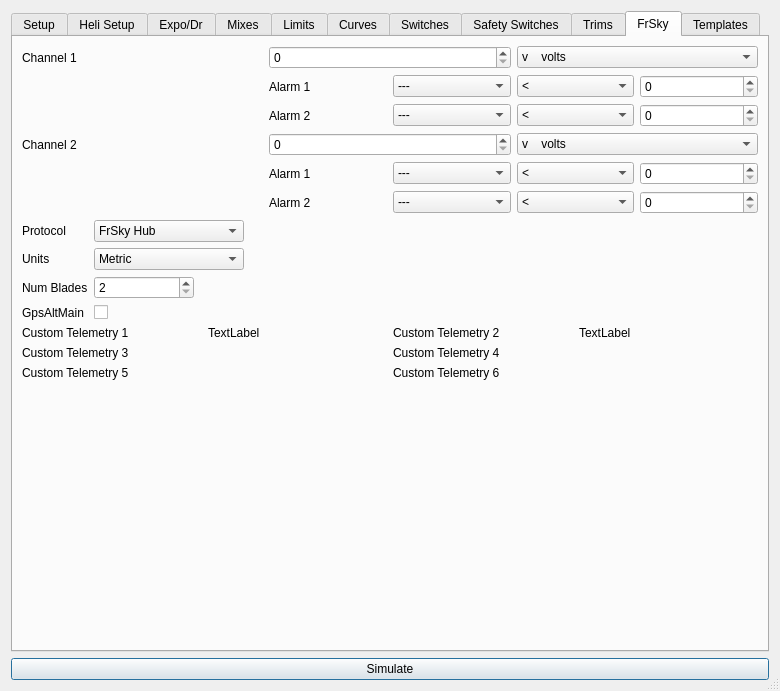
Old version of the form src/modeledit.ui in the repository xhorizont/eepe.
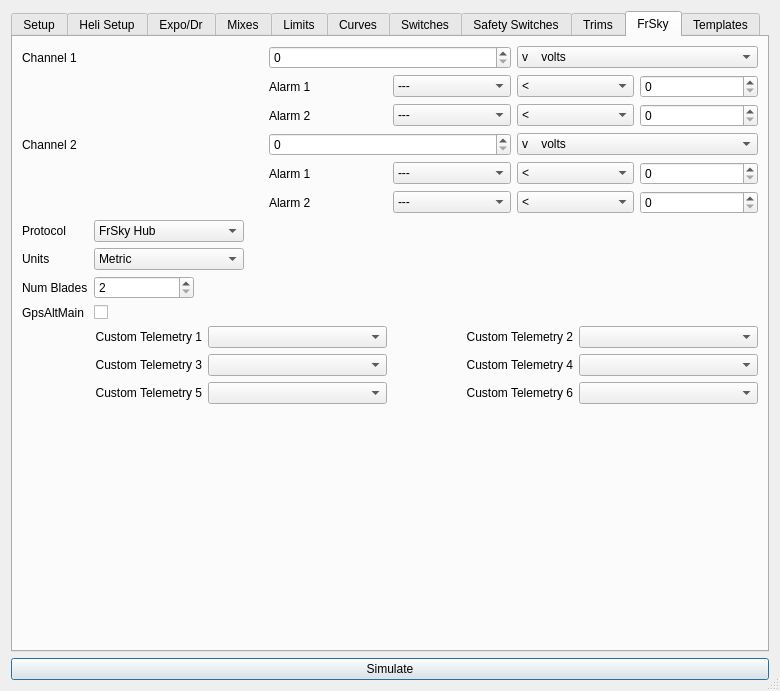
New version of the form. Icons and pictures are not drawn.

Patch:
```diff
--- a/src/modeledit.ui
+++ b/src/modeledit.ui
@@ -9004,6 +9004,9 @@
            <property name="text">
             <string>Custom Telemetry 1</string>
            </property>
+           <property name="alignment">
+            <set>Qt::AlignRight|Qt::AlignTrailing|Qt::AlignVCenter</set>
+           </property>
           </widget>
          </item>
          <item row="2" column="0">
@@ -9011,6 +9014,9 @@
            <property name="text">
             <string>Custom Telemetry 3</string>
            </property>
+           <property name="alignment">
+            <set>Qt::AlignRight|Qt::AlignTrailing|Qt::AlignVCenter</set>
+           </property>
           </widget>
          </item>
          <item row="4" column="0">
@@ -9018,6 +9024,9 @@
            <property name="text">
             <string>Custom Telemetry 5</string>
            </property>
+           <property name="alignment">
+            <set>Qt::AlignRight|Qt::AlignTrailing|Qt::AlignVCenter</set>
+           </property>
           </widget>
          </item>
          <item row="0" column="2">
@@ -9025,6 +9034,9 @@
            <property name="text">
             <string>Custom Telemetry 2</string>
            </property>
+           <property name="alignment">
+            <set>Qt::AlignRight|Qt::AlignTrailing|Qt::AlignVCenter</set>
+           </property>
           </widget>
          </item>
          <item row="2" column="2">
@@ -9032,6 +9044,9 @@
            <property name="text">
             <string>Custom Telemetry 4</string>
            </property>
+           <property name="alignment">
+            <set>Qt::AlignRight|Qt::AlignTrailing|Qt::AlignVCenter</set>
+           </property>
           </widget>
          </item>
          <item row="4" column="2">
@@ -9039,21 +9054,28 @@
            <property name="text">
             <string>Custom Telemetry 6</string>
            </property>
+           <property name="alignment">
+            <set>Qt::AlignRight|Qt::AlignTrailing|Qt::AlignVCenter</set>
+           </property>
           </widget>
          </item>
          <item row="0" column="1">
-          <widget class="QLabel" name="CT1Holder">
-           <property name="text">
-            <string>TextLabel</string>
-           </property>
-          </widget>
+          <widget class="QComboBox" name="Ct1"/>
          </item>
          <item row="0" column="3">
-          <widget class="QLabel" name="CT2Holder">
-           <property name="text">
-            <string>TextLabel</string>
-           </property>
-          </widget>
+          <widget class="QComboBox" name="Ct2"/>
+         </item>
+         <item row="2" column="1">
+          <widget class="QComboBox" name="Ct3"/>
+         </item>
+         <item row="2" column="3">
+          <widget class="QComboBox" name="Ct4"/>
+         </item>
+         <item row="4" column="1">
+          <widget class="QComboBox" name="Ct5"/>
+         </item>
+         <item row="4" column="3">
+          <widget class="QComboBox" name="Ct6"/>
          </item>
         </layout>
        </item>
```
